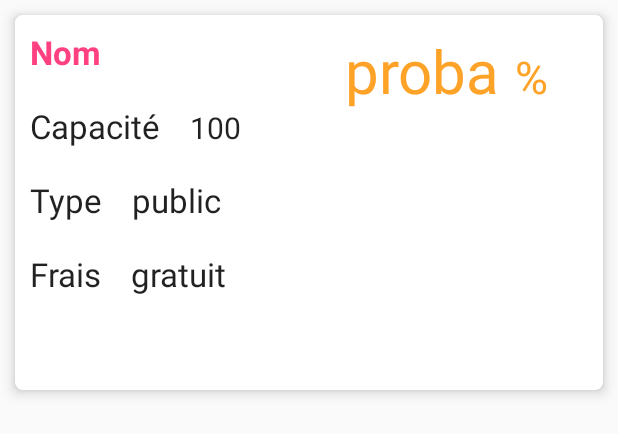
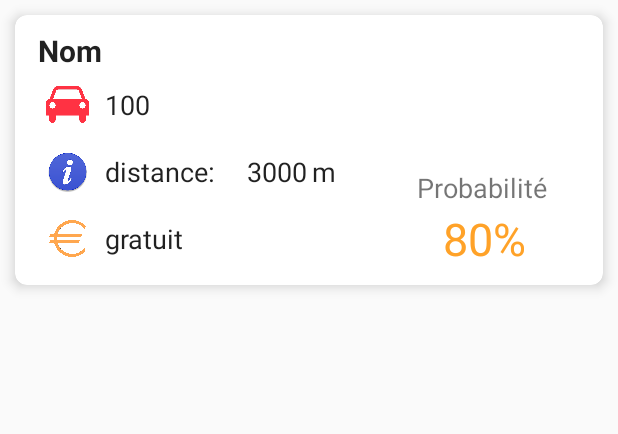
Before and after one commit to Mouhanedg56/Final_version, an Android app: the layout model_list.xml on its own in the app's theme, with its tools: preview values and no code run, on a phone screen of 412 x 824 dp. Shown: the top 434 px of the screen. Run offline under Robolectric (Android 15) with nearby library versions, the phone set to English and light mode, and no system bars.

Commit message:
modifier le fichier model_list pour améliorer le design

```diff
--- a/Parking/app/src/main/res/layout/model_list.xml
+++ b/Parking/app/src/main/res/layout/model_list.xml
@@ -3,138 +3,239 @@
     android:orientation="horizontal" android:layout_width="match_parent"
     xmlns:card_view="http://schemas.android.com/apk/res-auto"
     android:layout_margin="10dp"
-    card_view:cardCornerRadius="5dp"
+    card_view:cardCornerRadius="8dp"
     card_view:cardElevation="5dp"
-    android:layout_height="250dp"
-    android:background="@drawable/bg_focused">
+    android:layout_height="180dp"
+    android:background="@drawable/bg_normal">
+
 
     <LinearLayout
-        android:orientation="horizontal"
         android:layout_width="match_parent"
-        android:layout_height="wrap_content">
+        android:layout_height="wrap_content"
+        android:orientation="vertical">
+
+        <TextView
+            android:id="@+id/name"
+            android:layout_width="match_parent"
+            android:layout_height="wrap_content"
+            android:layout_alignParentLeft="true"
+
+            android:paddingLeft="15dp"
+            android:paddingTop="10dp"
+
+            android:text="Nom"
+            android:textAppearance="?android:attr/textAppearanceLarge"
+            android:textSize="20dp"
+            android:textStyle="bold"
+
+            />
+
 
         <LinearLayout
-            android:orientation="vertical"
-            android:layout_width="wrap_content"
-            android:layout_height="wrap_content">
+            android:layout_width="match_parent"
+            android:layout_height="wrap_content"
+            android:orientation="horizontal">
+
+            <LinearLayout
+                android:layout_width="250dp"
+                android:layout_height="wrap_content"
+                android:orientation="vertical">
+
+
+                <LinearLayout
+                    android:layout_width="match_parent"
+                    android:layout_height="wrap_content"
+                    android:orientation="horizontal">
+                    <!--<TextView-->
+                    <!--android:layout_width="wrap_content"-->
+                    <!--android:layout_height="wrap_content"-->
+                    <!--android:textAppearance="?android:attr/textAppearanceLarge"-->
+                    <!--android:text="Capacité"-->
+                    <!--android:id="@+id/capa"-->
+                    <!--android:padding="10dp"-->
+                    <!--android:layout_alignParentLeft="true"-->
+                    <!--/>-->
+                    <ImageView
+                        android:id="@+id/capa"
+                        android:layout_width="50dp"
+                        android:layout_height="match_parent"
+
+                        android:paddingTop="10dp"
+                        android:paddingBottom="10dp"
+                        android:paddingLeft="20dp"
+
+
+                        card_view:srcCompat="@drawable/car" />
+
                     <TextView
-                android:layout_width="210dp"
+                        android:id="@+id/capacity"
+                        android:layout_width="100dp"
                         android:layout_height="wrap_content"
+                        android:layout_alignParentLeft="true"
+                        android:layout_weight="2"
+                        android:padding="10dp"
+                        android:text="100"
                         android:textAppearance="?android:attr/textAppearanceLarge"
-                android:text="Nom"
-                android:id="@+id/name"
-                android:padding="10dp"
-                android:textColor="@color/colorAccent"
-                android:textStyle="bold"
-                android:layout_alignParentLeft="true"
-                />
-            <LinearLayout
-                android:orientation="horizontal"
-                android:layout_width="match_parent"
-                android:layout_height="wrap_content">
-                <TextView
-                    android:layout_width="wrap_content"
-                    android:layout_height="wrap_content"
-                    android:textAppearance="?android:attr/textAppearanceLarge"
-                    android:text="Capacité"
-                    android:id="@+id/capa"
-                    android:padding="10dp"
-                    android:layout_alignParentLeft="true"
-                    />
-                <TextView
-                    android:layout_width="188dp"
-                    android:layout_height="wrap_content"
-                    android:textAppearance="?android:attr/textAppearanceLarge"
-                    android:text="100"
-                    android:textSize="20dp"
-                    android:id="@+id/capacity"
-                    android:padding="10dp"
-                    android:layout_alignParentLeft="true"
-                    />
+                        android:textSize="18dp" />
 
                     />
                 </LinearLayout>
+
                 <LinearLayout
-                android:orientation="horizontal"
                     android:layout_width="match_parent"
-                android:layout_height="wrap_content">
+                    android:layout_height="wrap_content"
+                    android:orientation="horizontal">
+
+                    <!--<TextView-->
+                    <!--android:layout_width="wrap_content"-->
+                    <!--android:layout_height="wrap_content"-->
+                    <!--android:textAppearance="?android:attr/textAppearanceLarge"-->
+                    <!--android:text="Type"-->
+                    <!--android:id="@+id/type"-->
+                    <!--android:padding="10dp"-->
+                    <!--android:layout_alignParentLeft="true"-->
+                    <!--/>-->
+                    <ImageView
+                        android:id="@+id/type"
+                        android:layout_width="50dp"
+                        android:layout_height="match_parent"
+
+                        android:paddingBottom="5dp"
+                        android:paddingLeft="20dp"
+                        android:paddingTop="5dp"
+                        card_view:srcCompat="@drawable/info" />
+
+                    <LinearLayout
+                        android:layout_width="173dp"
+                        android:layout_height="wrap_content"
+                        android:orientation="horizontal">
 
                         <TextView
+                            android:id="@+id/disTxt1"
+                            android:layout_width="100dp"
+                            android:layout_height="wrap_content"
+                            android:layout_alignParentLeft="true"
+                            android:layout_weight="2"
+                            android:padding="10dp"
+                            android:text="distance:"
+                            android:textAppearance="?android:attr/textAppearanceLarge"
+                            android:textSize="18dp"></TextView>
+
+                        <TextView
+                            android:id="@+id/disTxt"
+                            android:layout_width="30dp"
+                            android:layout_height="wrap_content"
+                            android:layout_alignParentLeft="true"
+                            android:layout_weight="5"
+                            android:text="3000"
+                            android:textAppearance="?android:attr/textAppearanceLarge"
+                            android:textSize="18dp"></TextView>
+
+                        <TextView
+                            android:id="@+id/disTxt2"
+                            android:layout_width="25dp"
+                            android:layout_height="wrap_content"
+                            android:layout_alignParentLeft="true"
+                            android:text="m"
+                            android:textAppearance="?android:attr/textAppearanceLarge"
+                            android:textSize="18dp"></TextView>
+
+                    </LinearLayout>
+                </LinearLayout>
+
+                <LinearLayout
+                    android:layout_width="match_parent"
+                    android:layout_height="wrap_content"
+                    android:orientation="horizontal">
+
+                    <!--<TextView-->
+                    <!--android:layout_width="wrap_content"-->
+                    <!--android:layout_height="wrap_content"-->
+                    <!--android:textAppearance="?android:attr/textAppearanceLarge"-->
+                    <!--android:text="Frais"-->
+                    <!--android:id="@+id/frais"-->
+                    <!--android:padding="10dp"-->
+                    <!--android:layout_alignParentLeft="true"-->
+                    <!--/>-->
+                    <ImageView
+                        android:id="@+id/frais"
+                        android:layout_width="50dp"
+                        android:layout_height="match_parent"
+
+                        android:paddingTop="10dp"
+                        android:paddingBottom="10dp"
+                        android:paddingLeft="20dp"
+                        card_view:srcCompat="@drawable/euro" />
+
+                    <TextView
+                        android:id="@+id/fraisTxt"
+                        android:layout_width="100dp"
+                        android:layout_height="wrap_content"
+                        android:layout_alignParentLeft="true"
+                        android:layout_weight="2"
+                        android:padding="10dp"
+                        android:text="gratuit"
+                        android:textAppearance="?android:attr/textAppearanceLarge"
+                        android:textSize="18dp"></TextView>
+                </LinearLayout>
+            </LinearLayout>
+
+            <LinearLayout
+                android:layout_width="match_parent"
+                android:layout_height="match_parent"
+                android:orientation="vertical"
+                android:weightSum="1">
+
+                <TextView
+                    android:id="@+id/probatext"
                     android:layout_width="wrap_content"
                     android:layout_height="wrap_content"
-                    android:textAppearance="?android:attr/textAppearanceLarge"
-                    android:text="Type"
-                    android:id="@+id/type"
-                    android:padding="10dp"
                     android:layout_alignParentLeft="true"
-                    />
+                    android:layout_marginLeft="18dp"
+                    android:layout_marginTop="65dp"
+                    android:lines="1"
+
+                    android:text="Probabilité"
+                    android:textSize="18dp" />
+
+
+                <LinearLayout
+                    android:layout_width="match_parent"
+                    android:layout_height="wrap_content"
+                    android:layout_marginLeft="35dp"
+                    android:layout_marginTop="1dp"
+                    android:layout_weight="0.37"
+                    android:orientation="horizontal">
+
 
                     <TextView
-                    android:layout_width="match_parent"
+                        android:id="@+id/proba"
+                        android:layout_width="wrap_content"
                         android:layout_height="wrap_content"
+                        android:layout_alignParentLeft="true"
+                        android:lines="1"
+
+                        android:text="80"
                         android:textAppearance="?android:attr/textAppearanceLarge"
-                    android:text="public"
-                    android:id="@+id/typeTxt"
-                    android:padding="10dp"
-                    android:layout_alignParentLeft="true"
-                    ></TextView>
-            </LinearLayout>
-            <LinearLayout
-                android:orientation="horizontal"
-                android:layout_width="match_parent"
-                android:layout_height="wrap_content">
+                        android:textColor="#FFA228"
+                        android:textSize="30dp" />
 
                     <TextView
-                    android:layout_width="wrap_content"
-                    android:layout_height="wrap_content"
-                    android:textAppearance="?android:attr/textAppearanceLarge"
-                    android:text="Frais"
-                    android:id="@+id/frais"
-                    android:padding="10dp"
-                    android:layout_alignParentLeft="true"
-                    />
-
-                <TextView
-                    android:layout_width="match_parent"
-                    android:layout_height="wrap_content"
-                    android:textAppearance="?android:attr/textAppearanceLarge"
-                    android:text="gratuit"
-                    android:id="@+id/fraisTxt"
-                    android:padding="10dp"
-                    android:layout_alignParentLeft="true"
-                    ></TextView>
-            </LinearLayout>
-        </LinearLayout>
-        <LinearLayout
-            android:orientation="horizontal"
-            android:layout_width="match_parent"
-            android:layout_height="match_parent">
-            <TextView
-                android:layout_width="wrap_content"
-                android:layout_height="99dp"
-                android:textAppearance="?android:attr/textAppearanceLarge"
-                android:text="proba"
-                android:lines="1"
-                android:id="@+id/proba"
-                android:padding="10dp"
-                android:textSize="40dp"
-                android:textColor="#FFA228"
-                android:layout_alignParentLeft="true"
-                />
-            <TextView
+                        android:id="@+id/end"
                         android:layout_width="50dp"
                         android:layout_height="wrap_content"
+                        android:layout_alignParentLeft="true"
+                        android:lines="1"
+                        android:padding="0dp"
+                        android:text="%"
                         android:textAppearance="?android:attr/textAppearanceLarge"
-                android:text="%"
-                android:lines="1"
-                android:id="@+id/end"
-                android:padding="0dp"
-                android:textSize="30dp"
                         android:textColor="#FFA228"
-                android:layout_alignParentLeft="true"
-                />
+                        android:textSize="30dp" />
+
+                </LinearLayout>
 
 
+            </LinearLayout>
         </LinearLayout>
 
 
```
Lines whose indentation alone changed are shown as unchanged.
